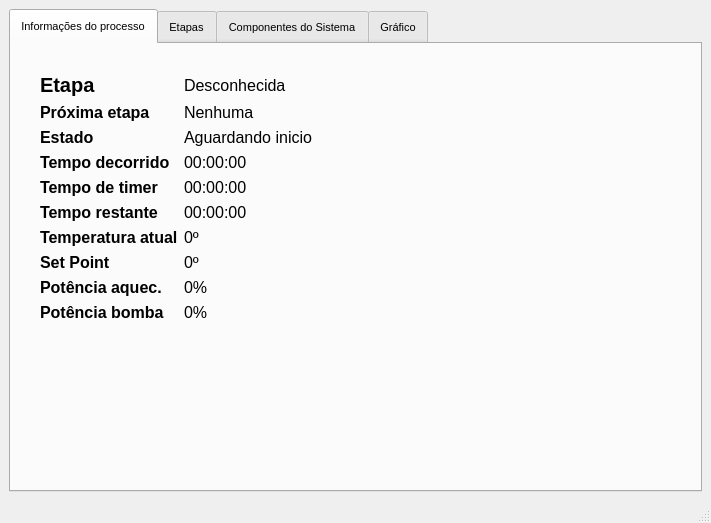
Before: the Qt Designer form mainwindow.ui in cristhianwb/BebumBrew, drawn with Qt 5.
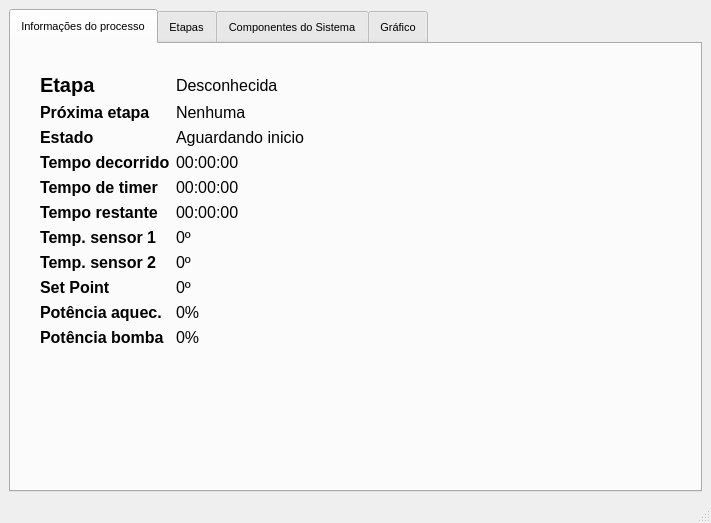
After: the same form once the commit is applied. The open tabs and pages were chosen to show the change. Icons and pictures are not drawn.

Commit message: Adicionado suporte a sensor secundário de temperatura (falta testes de dispositivo)

Diff of the .ui file:
```diff
--- a/mainwindow.ui
+++ b/mainwindow.ui
@@ -261,7 +261,7 @@
              </font>
             </property>
             <property name="text">
-             <string>Temperatura atual</string>
+             <string>Temp. sensor 1</string>
             </property>
            </widget>
           </item>
@@ -277,7 +277,7 @@
             </property>
            </widget>
           </item>
-          <item row="7" column="0">
+          <item row="8" column="0">
            <widget class="QLabel" name="label_13">
             <property name="font">
              <font>
@@ -291,7 +291,7 @@
             </property>
            </widget>
           </item>
-          <item row="7" column="1">
+          <item row="8" column="1">
            <widget class="QLabel" name="lbSetPoint">
             <property name="font">
              <font>
@@ -303,7 +303,7 @@
             </property>
            </widget>
           </item>
-          <item row="8" column="0">
+          <item row="9" column="0">
            <widget class="QLabel" name="label_12">
             <property name="font">
              <font>
@@ -317,7 +317,7 @@
             </property>
            </widget>
           </item>
-          <item row="8" column="1">
+          <item row="9" column="1">
            <widget class="QLabel" name="lbHeaterPower">
             <property name="font">
              <font>
@@ -329,7 +329,7 @@
             </property>
            </widget>
           </item>
-          <item row="9" column="0">
+          <item row="10" column="0">
            <widget class="QLabel" name="label_8">
             <property name="font">
              <font>
@@ -343,7 +343,7 @@
             </property>
            </widget>
           </item>
-          <item row="9" column="1">
+          <item row="10" column="1">
            <widget class="QLabel" name="lbPumpPower">
             <property name="font">
              <font>
@@ -355,6 +355,32 @@
             </property>
            </widget>
           </item>
+          <item row="7" column="0">
+           <widget class="QLabel" name="tempSensor2Label">
+            <property name="font">
+             <font>
+              <pointsize>12</pointsize>
+              <weight>75</weight>
+              <bold>true</bold>
+             </font>
+            </property>
+            <property name="text">
+             <string>Temp. sensor 2</string>
+            </property>
+           </widget>
+          </item>
+          <item row="7" column="1">
+           <widget class="QLabel" name="lbTemp2">
+            <property name="font">
+             <font>
+              <pointsize>12</pointsize>
+             </font>
+            </property>
+            <property name="text">
+             <string>0º</string>
+            </property>
+           </widget>
+          </item>
          </layout>
         </item>
        </layout>
```
Left out of the diff: 22 changed lines with no effect on the pictures. The commit also changes 6 other files.
